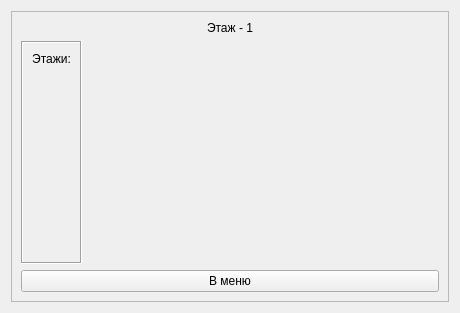
Qt form editdevicesinbuldingwindow.ui (bondarev-al/PPCofCLinB) before a commit.
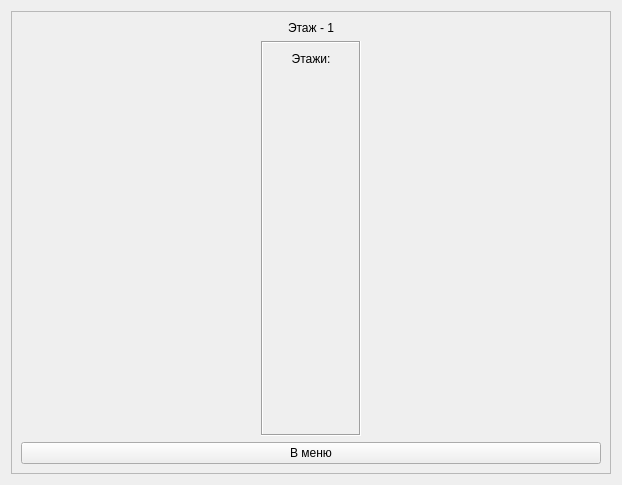
The same form after that commit.

The edit to the form file:
```diff
--- a/editdevicesinbuldingwindow.ui
+++ b/editdevicesinbuldingwindow.ui
@@ -6,8 +6,8 @@
    <rect>
     <x>0</x>
     <y>0</y>
-    <width>460</width>
-    <height>313</height>
+    <width>622</width>
+    <height>485</height>
    </rect>
   </property>
   <property name="windowTitle">
@@ -82,19 +82,6 @@
           </layout>
          </widget>
         </item>
-        <item>
-         <spacer name="horizontalSpacer">
-          <property name="orientation">
-           <enum>Qt::Horizontal</enum>
-          </property>
-          <property name="sizeHint" stdset="0">
-           <size>
-            <width>40</width>
-            <height>20</height>
-           </size>
-          </property>
-         </spacer>
-        </item>
         <item>
          <layout class="QGridLayout" name="edit_building_layout"/>
         </item>
```
